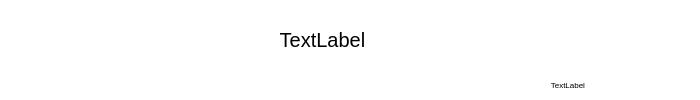
Old version of the form QtTodoUI/todoitem.ui in the repository seongho9/veda_qt_todo_fork.
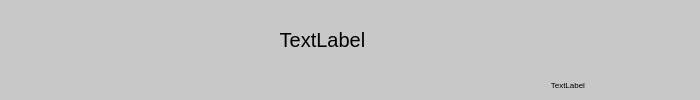
New version of the form. Custom widgets are drawn as their Qt base class.

Patch:
```diff
--- a/QtTodoUI/todoitem.ui
+++ b/QtTodoUI/todoitem.ui
@@ -37,7 +37,7 @@
    <string>Form</string>
   </property>
   <property name="styleSheet">
-   <string notr="true">background-color: rgb(255, 255, 255);</string>
+   <string notr="true">background-color: rgb(200, 200, 200);</string>
   </property>
   <layout class="QHBoxLayout" name="horizontalLayout">
    <property name="spacing">
```
